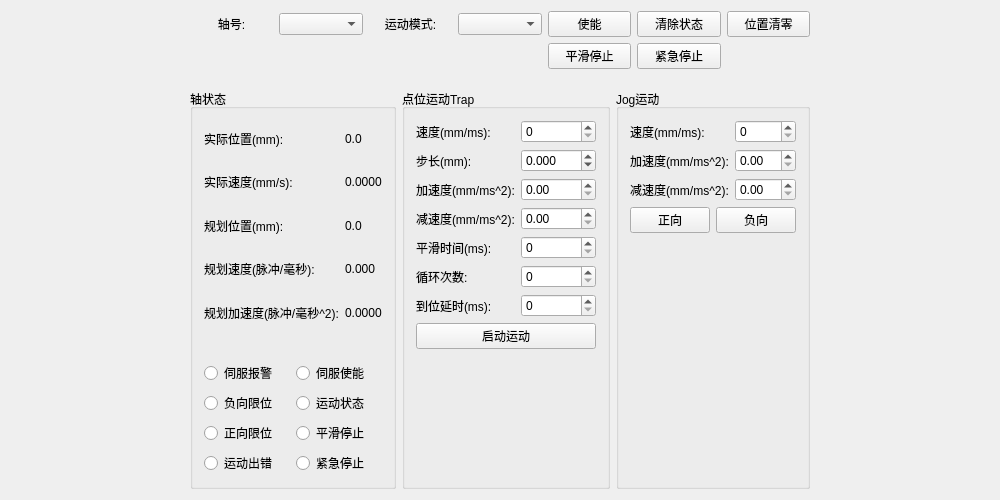
Above: GTSSimpleController/Widget/AxisWidget.ui from whisper512/GTS before the change. Below: the same form after it.
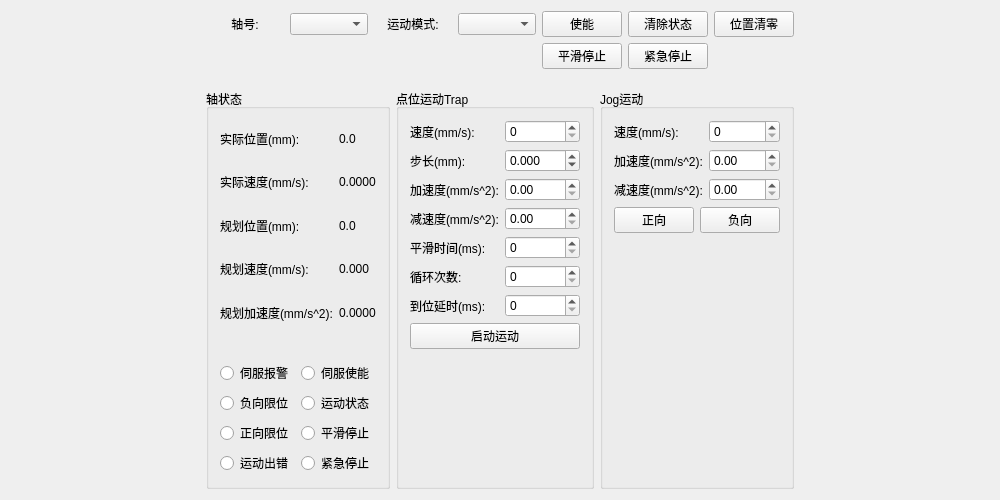
That is the form after the change.

Patch:
```diff
--- a/GTSSimpleController/Widget/AxisWidget.ui
+++ b/GTSSimpleController/Widget/AxisWidget.ui
@@ -40,14 +40,14 @@
           <item row="4" column="0">
            <widget class="QLabel" name="label_tgtAcc">
             <property name="text">
-             <string>规划加速度(脉冲/毫秒^2):</string>
+             <string>规划加速度(mm/s^2):</string>
             </property>
            </widget>
           </item>
           <item row="3" column="0">
            <widget class="QLabel" name="label_tgtVel">
             <property name="text">
-             <string>规划速度(脉冲/毫秒):</string>
+             <string>规划速度(mm/s):</string>
             </property>
            </widget>
           </item>
@@ -178,7 +178,7 @@
             <item row="0" column="0">
              <widget class="QLabel" name="label_trapMotionVel">
               <property name="text">
-               <string>速度(mm/ms):</string>
+               <string>速度(mm/s):</string>
               </property>
              </widget>
             </item>
@@ -195,7 +195,7 @@
             <item row="2" column="0">
              <widget class="QLabel" name="label_trapAcc">
               <property name="text">
-               <string>加速度(mm/ms^2):</string>
+               <string>加速度(mm/s^2):</string>
               </property>
              </widget>
             </item>
@@ -205,7 +205,7 @@
             <item row="3" column="0">
              <widget class="QLabel" name="label_trapDec">
               <property name="text">
-               <string>减速度(mm/ms^2):</string>
+               <string>减速度(mm/s^2):</string>
               </property>
              </widget>
             </item>
@@ -295,7 +295,7 @@
             <item row="0" column="0">
              <widget class="QLabel" name="label_jogMotionVel">
               <property name="text">
-               <string>速度(mm/ms):</string>
+               <string>速度(mm/s):</string>
               </property>
              </widget>
             </item>
@@ -305,7 +305,7 @@
             <item row="1" column="0">
              <widget class="QLabel" name="label_jogAcc">
               <property name="text">
-               <string>加速度(mm/ms^2):</string>
+               <string>加速度(mm/s^2):</string>
               </property>
              </widget>
             </item>
@@ -315,7 +315,7 @@
             <item row="2" column="0">
              <widget class="QLabel" name="label_jogDec">
               <property name="text">
-               <string>减速度(mm/ms^2):</string>
+               <string>减速度(mm/s^2):</string>
               </property>
              </widget>
             </item>
```
